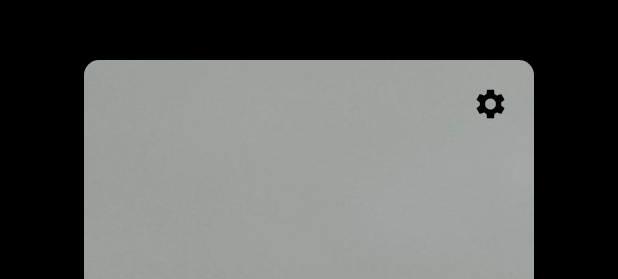
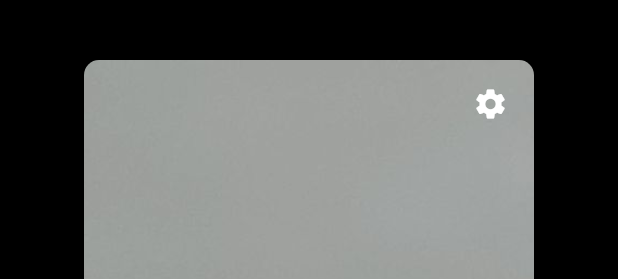
Before and after one commit to nhsnaa/streaming_app, a Flutter app: the ProfilePopupContent widget shown alone on an empty page, opened directly, on a phone screen of 412 x 824 dp. Shown: the top 279 px of the screen. Run offline on Flutter 3.47's test engine with Material 3 defaults, Android fonts, the phone set to English and light mode, and no system bars; our stand-ins replace google_fonts, shared_preferences, smooth_page_indicator, youtube_player_iframe; accounts and stored records are empty; network calls fail.

Commit message:
change colour fonts

```diff
--- a/lib/modules/profile_page.dart
+++ b/lib/modules/profile_page.dart
@@ -241,7 +241,7 @@ class _ProfilePopupContentState extends State<ProfilePopupContent> {
                     top: 5,
                     right: 5,
                     child: IconButton(
-                      icon: const Icon(Icons.settings, color: Colors.black),
+                      icon: const Icon(Icons.settings, color: Colors.white),
                       onPressed: () {
                         Navigator.of(context).push(
                           MaterialPageRoute(builder: (_) => const SettingsPage()),
--- a/lib/widgets/edit_profile_sheet.dart
+++ b/lib/widgets/edit_profile_sheet.dart
@@ -89,7 +89,7 @@ class _EditProfileSheetState extends State<EditProfileSheet> {
                 ElevatedButton(
                   onPressed: _handleSave,
                   style: ElevatedButton.styleFrom(backgroundColor: Colors.blueAccent),
-                  child: const Text('Save'),
+                  child: const Text('Save', style:TextStyle(color: Colors.black)),
                 ),
               ],
             ),
```
